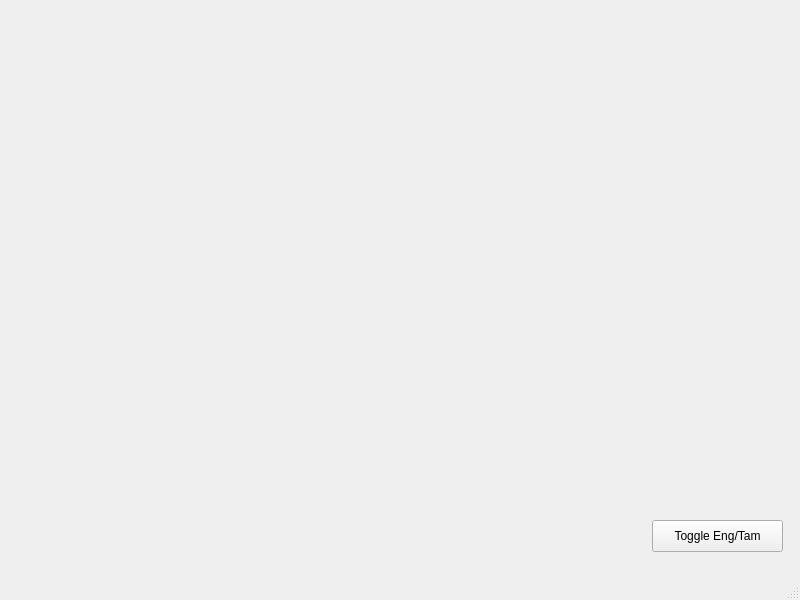
Above: mainwindow.ui from Harishbala/KeySwift before the change. Below: the same form after it.
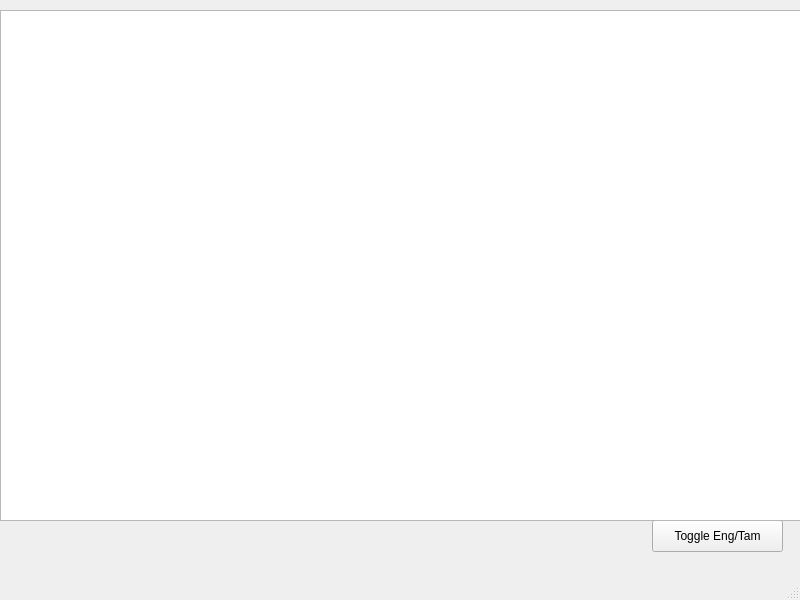
That is the form after the change.

Commit message: Removed all the dynamically created UI controls in the code. Added all UI controls as part of mainwindow.ui.

```diff
--- a/mainwindow.ui
+++ b/mainwindow.ui
@@ -27,6 +27,16 @@
      <string>Toggle Eng/Tam</string>
     </property>
    </widget>
+   <widget class="QTextEdit" name="textEdit">
+    <property name="geometry">
+     <rect>
+      <x>0</x>
+      <y>10</y>
+      <width>801</width>
+      <height>511</height>
+     </rect>
+    </property>
+   </widget>
   </widget>
   <widget class="QMenuBar" name="menubar">
    <property name="geometry">
```
The commit also changes 2 other files.
